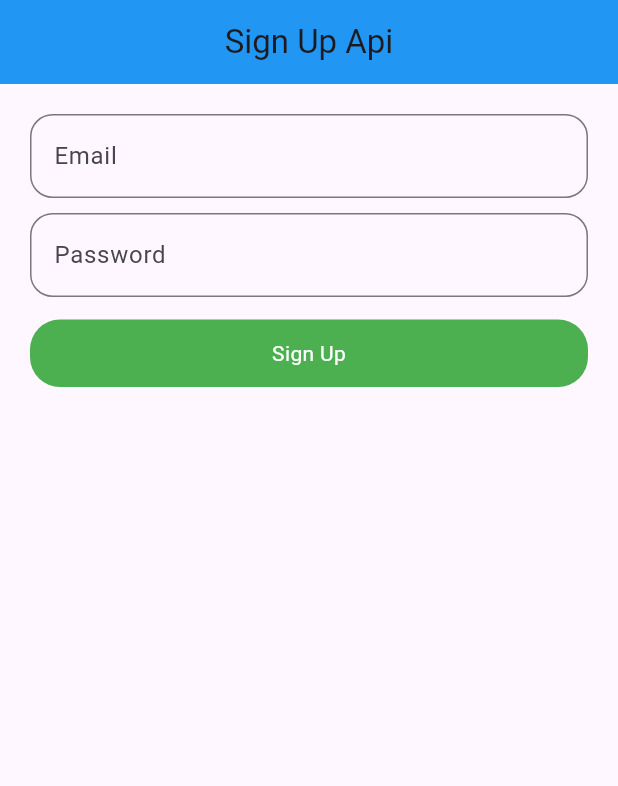
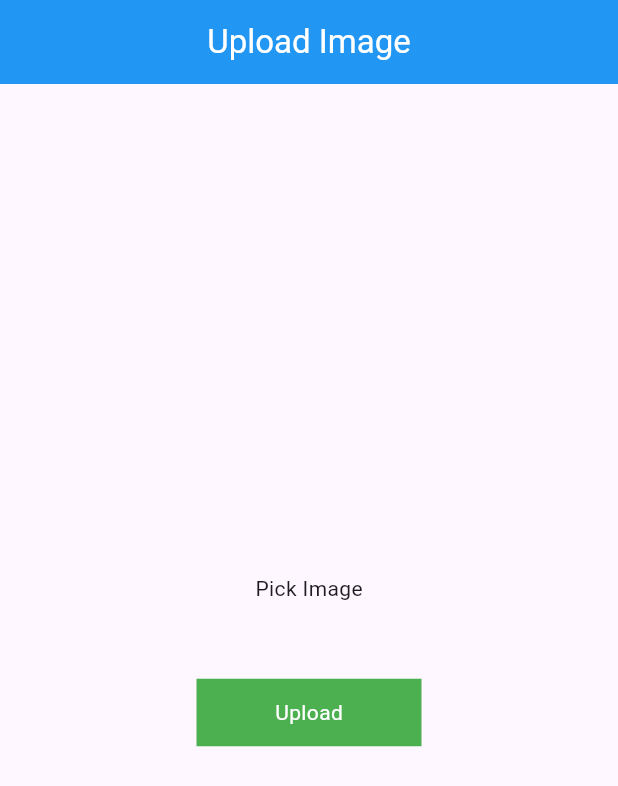
Before and after one commit to mianzainjhandir/learn_apis, a Flutter app: the screen it shows after launch, on a phone screen of 412 x 824 dp. Shown: the top 786 px of the screen. Run offline on Flutter 3.47's test engine with Material 3 defaults, Android fonts, the phone set to English and light mode, and no system bars; drawn by our look-alikes of modal_progress_hud_nsn; our stand-ins replace gap, get, image_picker.

Commit message:
Until Now I have complete the series of learning about get apis and post apis . and also learned about uploading images on server.

```diff
--- a/lib/main.dart
+++ b/lib/main.dart
@@ -1,5 +1,6 @@
 import 'package:flutter/material.dart';
 import 'package:learn_apis/signUp.dart';
+import 'package:learn_apis/upload_image.dart';
 
 import 'example_three.dart';
 import 'example_two.dart';
@@ -19,7 +20,7 @@
       theme: ThemeData(
         colorScheme: ColorScheme.fromSeed(seedColor: Colors.deepPurple),
       ),
-      home:  Signup(),
+      home:  UploadImageScreen(),
       debugShowCheckedModeBanner: false,
     );
   }
--- /dev/null
+++ b/lib/upload_image.dart
@@ -0,0 +1,127 @@
+
+
+import 'dart:io';
+import 'dart:math';
+import 'package:flutter/material.dart';
+import 'package:gap/gap.dart';
+import 'package:image_picker/image_picker.dart';
+import 'package:modal_progress_hud_nsn/modal_progress_hud_nsn.dart';
+import 'package:http/http.dart'as http;
+
+class UploadImageScreen extends StatefulWidget {
+  const UploadImageScreen({super.key});
+
+  @override
+  State<UploadImageScreen> createState() => _UploadImageScreenState();
+}
+
+class _UploadImageScreenState extends State<UploadImageScreen> {
+
+  File? image;
+  final _picker = ImagePicker();
+  bool showSpinner = false;
+
+  Future getImage()async{
+    final pickedFile = await _picker.pickImage(source: ImageSource.gallery,imageQuality: 80);
+
+    if(pickedFile != null){
+      image = File(pickedFile.path);
+      setState(() {
+
+      });
+    }else{
+      print('No Image Selected');
+    }
+
+  }
+
+  Future<void> uploadImage() async{
+    setState(() {
+      showSpinner = true;
+    });
+
+    var stream = new http.ByteStream(image!.openRead());
+    stream.cast();
+
+    var length = await image!.length();
+
+    var uri = Uri.parse('https://fakestoreapi.com/products');
+
+    var request = new http.MultipartRequest('Post', uri);
+
+    request.fields['title'] = 'Static Title';
+
+    var multiport = new http.MultipartFile('image', stream, length);
+
+    request.files.add(multiport);
+
+    var response = await request.send();
+
+    print(response.stream.toString());
+    if(response.statusCode == 201){
+      print("Image Uploaded");
+      setState(() {
+        showSpinner = false;
+      });
+    }else{
+      print("Failed to Upload Image");
+      setState(() {
+        showSpinner = false;
+      });
+    }
+
+  }
+
+  @override
+  Widget build(BuildContext context) {
+    return ModalProgressHUD(
+      inAsyncCall: showSpinner,
+      child: Scaffold(
+        appBar: AppBar(
+          backgroundColor: Colors.blue,
+          title: Text("Upload Image",style: TextStyle(color: Colors.white),),
+          centerTitle: true,
+        ),
+        body: Center(
+          child: Column(
+            mainAxisAlignment: MainAxisAlignment.center,
+            crossAxisAlignment: CrossAxisAlignment.center,
+            children: [
+              GestureDetector(
+                onTap: (){
+                  getImage();
+                },
+                child: Container(
+                  child: image == null ? Container(child: Text("Pick Image"),)
+                      :Container(
+                    child: Center(
+                      child: Image.file(File(image!.path).absolute,
+                      height: 100,
+                        width: 100,
+                        fit: BoxFit.cover,
+                      ),
+                    ),
+                  )
+                ),
+              ),
+
+              Gap(50),
+
+              GestureDetector(
+                onTap: (){
+                  uploadImage();
+                },
+                child: Container(
+                  color: Colors.green,
+                  height: 45,
+                  width: 150,
+                  child: Center(child: Text("Upload",style: TextStyle(color: Colors.white),)),
+                ),
+              )
+            ],
+          ),
+        ),
+      ),
+    );
+  }
+}
--- a/pubspec.yaml
+++ b/pubspec.yaml
@@ -37,6 +37,7 @@
   http: ^1.6.0
   get: ^4.7.3
   modal_progress_hud_nsn: ^0.5.1
+  image_picker: ^1.2.1
   gap: ^3.0.1
 
 dev_dependencies:
```
Also changed, not shown: pubspec.lock, 7 other files.
